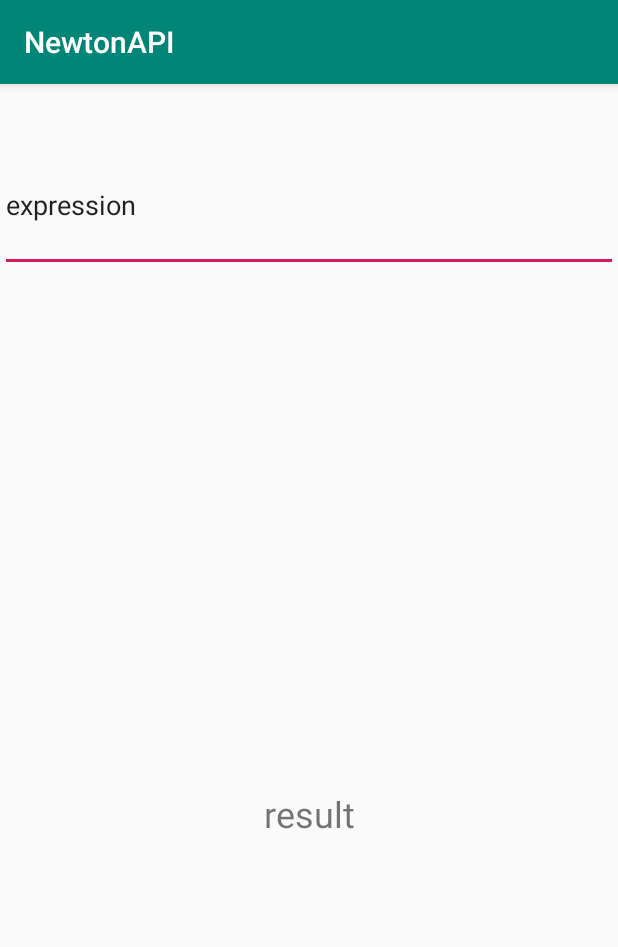
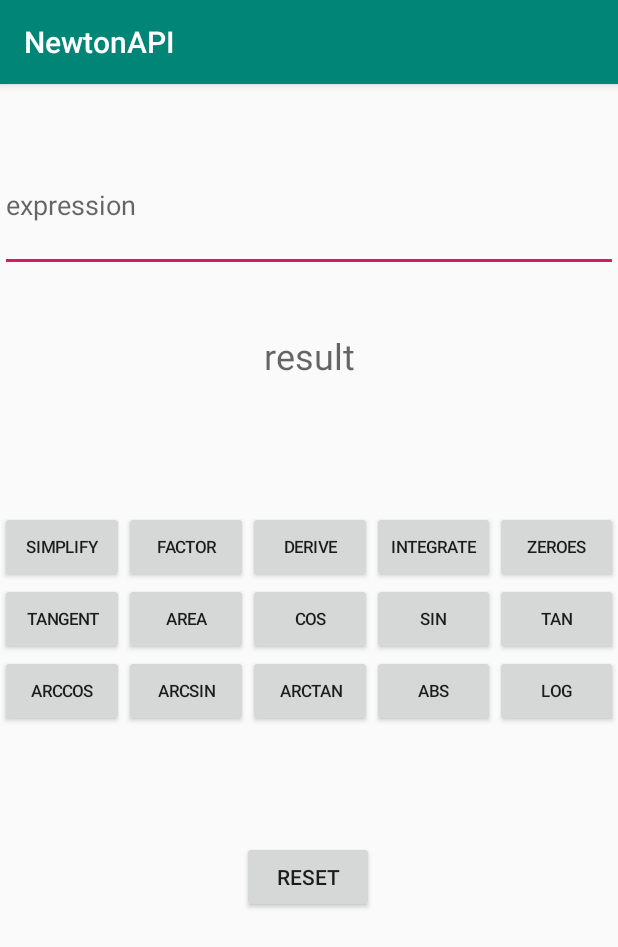
Before and after one commit to JakubGogola-IDENTT/mobile_apps, an Android app: the screen it shows after launch (MainActivity), on a phone screen of 412 x 824 dp. Shown: the top 947 px of the screen. Run offline under Robolectric (Android 15) with nearby library versions, the phone set to English and light mode, and no system bars.

Commit message:
l6: finished

```diff
--- a/lista6/zad1/app/src/main/java/com/example/zad1/ButtonsGenerator.kt
+++ b/lista6/zad1/app/src/main/java/com/example/zad1/ButtonsGenerator.kt
@@ -1,12 +1,40 @@
 package com.example.zad1
 
+import android.widget.Button
 import android.widget.TableLayout
+import android.widget.TableRow
 
 class ButtonsGenerator(private val mainActivity: MainActivity) {
+
+    var buttons: MutableMap<Int, String> = mutableMapOf()
 
     init {
         val tableLayout = mainActivity.findViewById<TableLayout>(R.id.buttons_layout) as TableLayout
         var buttonID = 100
+        val operations = Operation.values()
+        var index = 0
+
+        for (i in 0..2) {
+            val tableRow = TableRow(mainActivity)
+            tableRow.layoutParams = TableLayout.LayoutParams(TableLayout.LayoutParams.MATCH_PARENT,
+                TableLayout.LayoutParams.WRAP_CONTENT, 1f)
+            tableLayout.addView(tableRow)
+            for (i in 0..4) {
+                val button = Button(mainActivity)
+                button.layoutParams = TableRow.LayoutParams(TableRow.LayoutParams.MATCH_PARENT,
+                    TableRow.LayoutParams.MATCH_PARENT, 1f)
+                button.textSize = 11f
+                button.text = operations[index].toString()
+                button.id = buttonID
+                buttons[buttonID] = operations[index].toString()
+                button.setOnClickListener {
+                    mainActivity.onOperationsButtonClick(button)
+                }
+                tableRow.addView(button)
+                index++
+                buttonID++
+            }
+        }
 
     }
 
--- a/lista6/zad1/app/src/main/java/com/example/zad1/NewtonAPI.kt
+++ b/lista6/zad1/app/src/main/java/com/example/zad1/NewtonAPI.kt
@@ -7,5 +7,5 @@ import retrofit2.http.Path
 interface NewtonAPI {
     @GET("/{operation}/{expression}")
     fun getResponse(@Path("operation") operation: String,
-                    @Path("expression") expression: String) : Call<NewtonResponse>
+                    @Path("expression") expression: String) : Call<NewtonDTO>
 }
--- /dev/null
+++ b/lista6/zad1/app/src/main/java/com/example/zad1/NewtonDTO.kt
@@ -0,0 +1,3 @@
+package com.example.zad1
+
+data class NewtonDTO(val operation: String, val expression: String, val result: Any, val error: Any)
--- a/lista6/zad1/app/src/main/java/com/example/zad1/NewtonResponse.kt
+++ /dev/null
@@ -1,3 +0,0 @@
-package com.example.zad1
-
-data class NewtonResponse(val operation: String, val expression: String, val result: String)
--- a/lista6/zad1/app/src/main/java/com/example/zad1/Operation.kt
+++ b/lista6/zad1/app/src/main/java/com/example/zad1/Operation.kt
@@ -1,5 +1,7 @@
 package com.example.zad1
 
+
+//15
 enum class Operation {
     SIMPLIFY {
         override fun toString(): String {
@@ -21,9 +23,9 @@ enum class Operation {
             return "integrate"
         }
     },
-    ZEROS {
+    ZEROES {
         override fun toString(): String {
-            return "zeros"
+            return "zeroes"
         }
     },
     TANGENT {
--- a/lista6/zad1/app/src/main/res/layout/activity_main.xml
+++ b/lista6/zad1/app/src/main/res/layout/activity_main.xml
@@ -14,22 +14,32 @@
             android:id="@+id/expression_input" app:layout_constraintTop_toTopOf="parent"
             android:layout_marginTop="36dp" app:layout_constraintEnd_toEndOf="parent"
             app:layout_constraintStart_toStartOf="parent" android:autofillHints=""
-        app:layout_constraintHorizontal_bias="0.49"/>
-    <TableLayout
-        android:layout_width="412dp"
-        android:layout_height="221dp"
-        android:id="@+id/buttons_layout" app:layout_constraintBottom_toBottomOf="parent"
-        app:layout_constraintTop_toTopOf="parent" app:layout_constraintStart_toStartOf="parent"
-        app:layout_constraintEnd_toEndOf="parent" app:layout_constraintHorizontal_bias="1.0"
-        app:layout_constraintVertical_bias="0.358">
-
-    </TableLayout>
+            app:layout_constraintHorizontal_bias="0.49" android:hint="@string/expression_hint"/>
     <TextView
             android:text="@string/result"
             android:layout_width="412dp"
             android:layout_height="72dp"
             android:id="@+id/result" app:layout_constraintStart_toStartOf="parent"
-        app:layout_constraintEnd_toEndOf="parent" app:layout_constraintTop_toTopOf="parent"
-        app:layout_constraintBottom_toBottomOf="parent" app:layout_constraintHorizontal_bias="0.0"
-        app:layout_constraintVertical_bias="0.675" android:textSize="24sp" android:textAlignment="center"/>
+            app:layout_constraintEnd_toEndOf="parent"
+            app:layout_constraintBottom_toBottomOf="parent" app:layout_constraintHorizontal_bias="1.0"
+            app:layout_constraintVertical_bias="0.069" android:textSize="24sp" android:textAlignment="center"
+            app:layout_constraintTop_toBottomOf="@+id/expression_input" android:hint="@string/result_hint"/>
+    <TableLayout
+            android:layout_width="match_parent"
+            android:layout_height="wrap_content"
+            android:id="@+id/buttons_layout" app:layout_constraintBottom_toBottomOf="parent"
+            app:layout_constraintStart_toStartOf="parent"
+            app:layout_constraintEnd_toEndOf="parent" app:layout_constraintHorizontal_bias="1.0"
+            app:layout_constraintVertical_bias="0.124" app:layout_constraintTop_toBottomOf="@+id/result">
+
+    </TableLayout>
+    <Button
+            android:text="Reset"
+            android:layout_width="wrap_content"
+            android:layout_height="wrap_content"
+            android:id="@+id/reset_button"
+            app:layout_constraintTop_toBottomOf="@+id/buttons_layout" android:layout_marginTop="76dp"
+            app:layout_constraintEnd_toEndOf="parent" app:layout_constraintStart_toStartOf="parent"
+            app:layout_constraintBottom_toBottomOf="parent" app:layout_constraintHorizontal_bias="0.498"
+            app:layout_constraintVertical_bias="0.0"/>
 </androidx.constraintlayout.widget.ConstraintLayout>
--- a/lista6/zad1/app/src/main/res/values/strings.xml
+++ b/lista6/zad1/app/src/main/res/values/strings.xml
@@ -1,5 +1,7 @@
 <resources>
     <string name="app_name">NewtonAPI</string>
-    <string name="expression_input">expression</string>
-    <string name="result">result</string>
+    <string name="expression_input"></string>
+    <string name="result"></string>
+    <string name="expression_hint">expression</string>
+    <string name="result_hint">result</string>
 </resources>
```
Also changed, not shown: lista6/zad1/app/src/main/java/com/example/zad1/MainActivity.kt (+49 -2 lines). Lines whose indentation alone changed are shown as unchanged.
